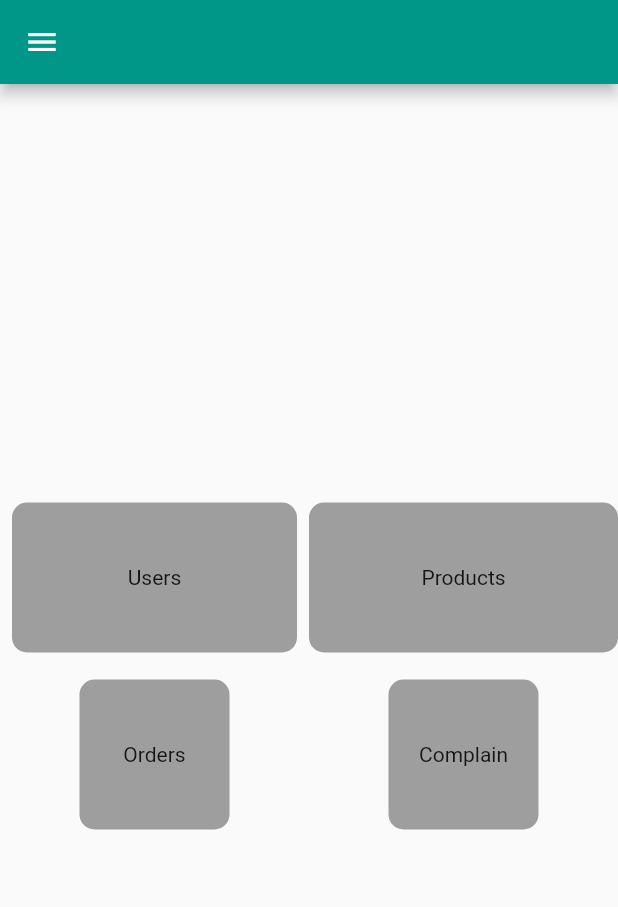
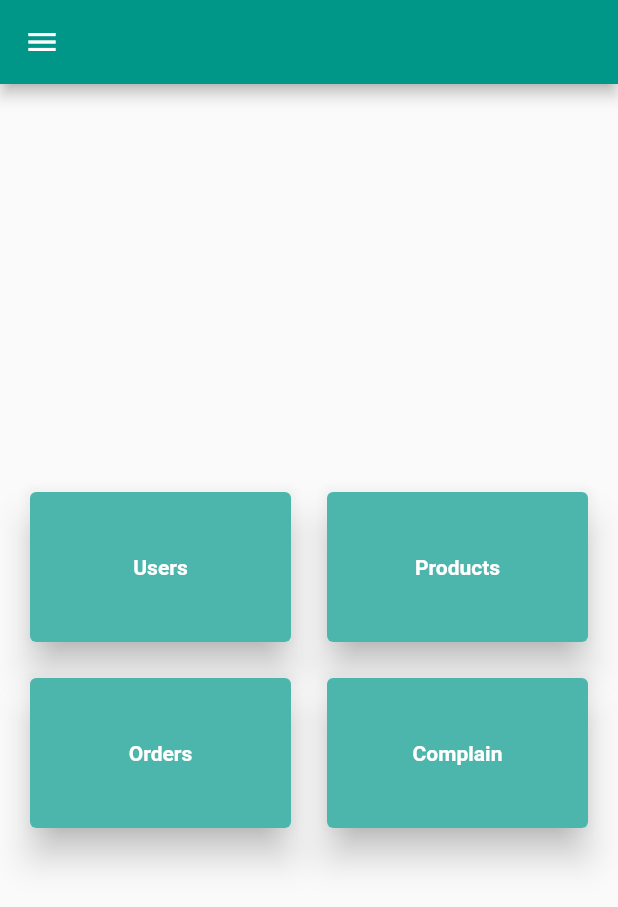
Before and after one commit to JamshaidMallik/amenities_fyp, a Flutter app: the screen it shows after launch, on a phone screen of 412 x 824 dp. Shown: the top 907 px of the screen. Run offline on Flutter 3.47's test engine with Material 2 defaults, Android fonts, the phone set to English and light mode, and no system bars; our stand-ins replace awesome_dialog, firebase_core, get, google_fonts; accounts and stored records are empty.

Commit message:
admin screen complete

```diff
--- a/lib/admin_screen/slider_screen.dart
+++ b/lib/admin_screen/slider_screen.dart
@@ -1,3 +1,4 @@
+import 'package:amenities_app/admin_screen/order_screen.dart';
 import 'package:amenities_app/admin_screen/profile_screen.dart';
 import 'package:flutter/cupertino.dart';
 import 'package:flutter/material.dart';
@@ -39,14 +40,17 @@ class SliderScreen extends StatelessWidget {
               leading: Icon(Icons.account_box_outlined),
               title: Text("Profile"),
               onTap: () {
-                Navigator.of(context).push(MaterialPageRoute(builder: (context)=>ProfileScreen()));
+                Navigator.of(context).push(
+                    MaterialPageRoute(builder: (context) => ProfileScreen()));
               },
             ),
             ListTile(
                 leading: Icon(Icons.emoji_people_sharp),
                 title: Text("Orders"),
-              onTap: () => null,
-            ),
+                onTap: () {
+                  Navigator.of(context).push(
+                      MaterialPageRoute(builder: (context) => OrderScreen()));
+                }),
             ListTile(
               leading: Icon(Icons.settings),
               title: Text("Setting"),
@@ -81,7 +85,9 @@ class SliderScreen extends StatelessWidget {
           ],
         ),
       ),
-      body: Column(
+      body: Padding(
+        padding: const EdgeInsets.all(8.0),
+        child: Column(
           crossAxisAlignment: CrossAxisAlignment.center,
           mainAxisAlignment: MainAxisAlignment.center,
           children: [
@@ -92,75 +98,118 @@ class SliderScreen extends StatelessWidget {
                     padding: const EdgeInsets.all(8.0),
                     child: Column(
                       children: [
-                      Container(
-                        child: Center(child: Text("Users",)),
+                        Card(
+                          elevation: 10,
+                          child: Container(
+                            child: Center(
+                                child: Text(
+                              "Users",
+                              style: TextStyle(
+                                  fontWeight: FontWeight.bold,
+                                  color: Colors.white),
+                            )),
                             height: 100,
                             width: double.infinity,
                             decoration: BoxDecoration(
-                            borderRadius: BorderRadius.circular(10),
-                            color:kGreyColor),
+                                borderRadius: BorderRadius.circular(4.0),
+                                color: Colors.teal.shade300),
+                          ),
                         ),
                       ],
                     ),
                   ),
                 ),
                 Expanded(
+                  child: Padding(
+                    padding: const EdgeInsets.all(8.0),
                     child: Column(
                       children: [
-                    Container(
-                      child: Center(child: Text("Products",)),
+                        Card(
+                          elevation: 10,
+                          child: Container(
+                            child: Center(
+                                child: Text(
+                              "Products",
+                              style: TextStyle(
+                                  fontWeight: FontWeight.bold,
+                                  color: Colors.white),
+                            )),
                             height: 100,
                             width: double.infinity,
                             decoration: BoxDecoration(
-                          borderRadius: BorderRadius.circular(10),
-                          color: kGreyColor),
+                                borderRadius: BorderRadius.circular(4.0),
+                                color: Colors.teal.shade300),
+                          ),
                         ),
                       ],
                     ),
                   ),
-
+                ),
               ],
             ),
-          10.0.height,
             Row(
               children: [
                 Expanded(
+                  child: Padding(
+                    padding: const EdgeInsets.all(8.0),
                     child: Column(
                       children: [
-                    Container(
-                      child: Center(child: Text("Orders",)),
+                        Card(
+                          elevation: 10,
+                          child: Container(
+                            child: Center(
+                                child: Text(
+                              "Orders",
+                              style: TextStyle(
+                                  fontWeight: FontWeight.bold,
+                                  color: Colors.white),
+                            )),
                             height: 100,
-                      width: 100,
+                            width: double.infinity,
                             decoration: BoxDecoration(
-                          borderRadius: BorderRadius.circular(10),
-                          color: Colors.grey),
+                                borderRadius: BorderRadius.circular(4.0),
+                                color: Colors.teal.shade300),
+                          ),
                         ),
                       ],
                     ),
                   ),
+                ),
+                // 10.0.width,
                 Expanded(
+                  child: Padding(
+                    padding: const EdgeInsets.all(8.0),
                     child: Column(
                       children: [
-                    Container(
+                        Card(
+                          elevation: 10,
+                          child: Container(
                             child: Padding(
                               padding: const EdgeInsets.all(8.0),
-                        child: Center(child: Text("Complain",)),
+                              child: Center(
+                                  child: Text(
+                                "Complain",
+                                style: TextStyle(
+                                    fontWeight: FontWeight.bold,
+                                    color: Colors.white),
+                              )),
                             ),
                             height: 100,
-                      width: 100,
+                            width: double.infinity,
                             decoration: BoxDecoration(
-                          borderRadius: BorderRadius.circular(10),
-                          color: Colors.grey),
+                              borderRadius: BorderRadius.circular(4.0),
+                              color: Colors.teal.shade300,
                             ),
-
+                          ),
+                        ),
                       ],
                     ),
                   ),
-
+                ),
               ],
             ),
-
           ],
+        ),
       ),
     );
   }
--- a/lib/check_out_screen.dart
+++ b/lib/check_out_screen.dart
@@ -173,7 +173,7 @@ class CheckOutScreen extends StatelessWidget {
                   // btnCancelOnPress: () {},
                   btnOkOnPress: () {},
                   btnOkText: "Continue shopping",
-                  btnOkColor: ktealColor,
+                  btnOkColor: Colors.teal,
                 )..show();
               },
               child: Container(
```
Also changed, not shown: lib/admin_screen/order_screen.dart (added, +142 -0 lines). Lines whose indentation alone changed are shown as unchanged.
